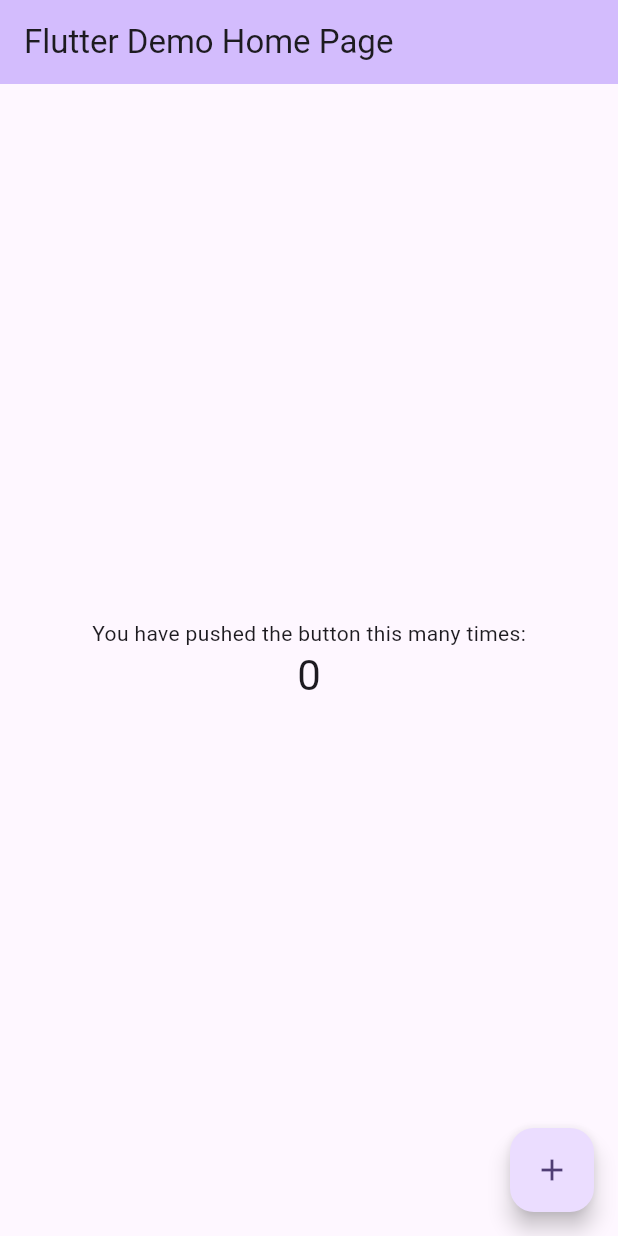
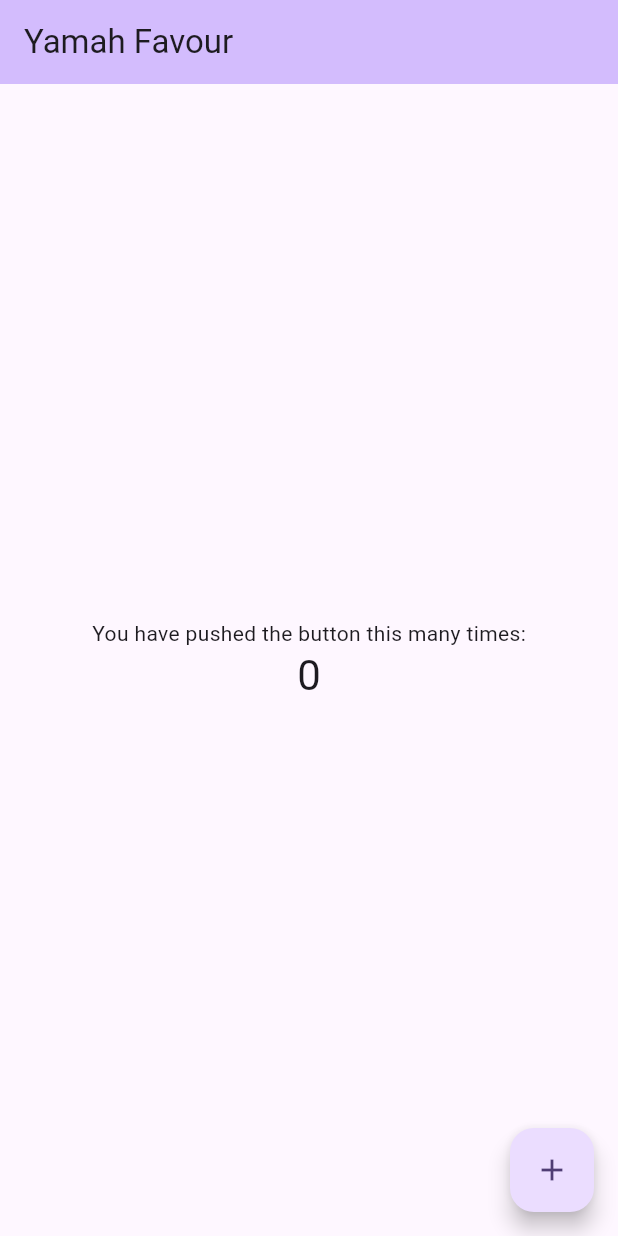
Before and after one commit to Yamah-Favour01/my-first-project, a Flutter app: the screen it shows after launch, on a phone screen of 412 x 824 dp. Run offline on Flutter 3.47's test engine with Material 3 defaults, Android fonts, the phone set to English and light mode, and no system bars.

Commit message:
second commit

```diff
--- a/lib/main.dart
+++ b/lib/main.dart
@@ -31,7 +31,7 @@ class MyApp extends StatelessWidget {
         colorScheme: ColorScheme.fromSeed(seedColor: Colors.deepPurple),
         useMaterial3: true,
       ),
-      home: const MyHomePage(title: 'Flutter Demo Home Page'),
+      home: const MyHomePage(title: 'Yamah Favour'),
     );
   }
 }
```
